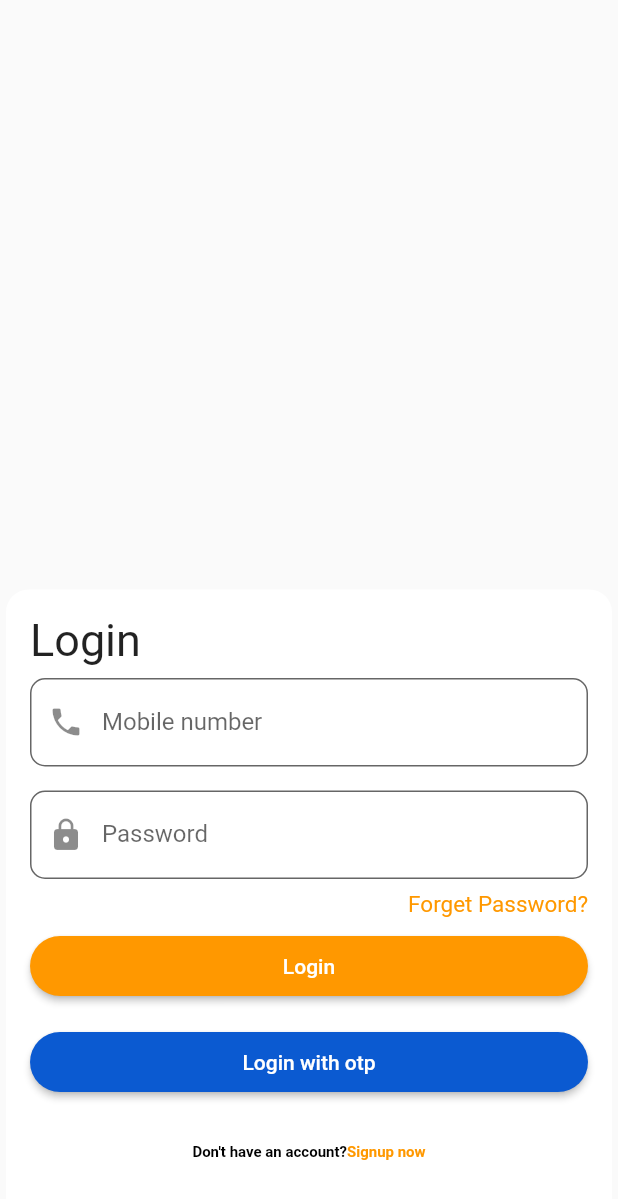
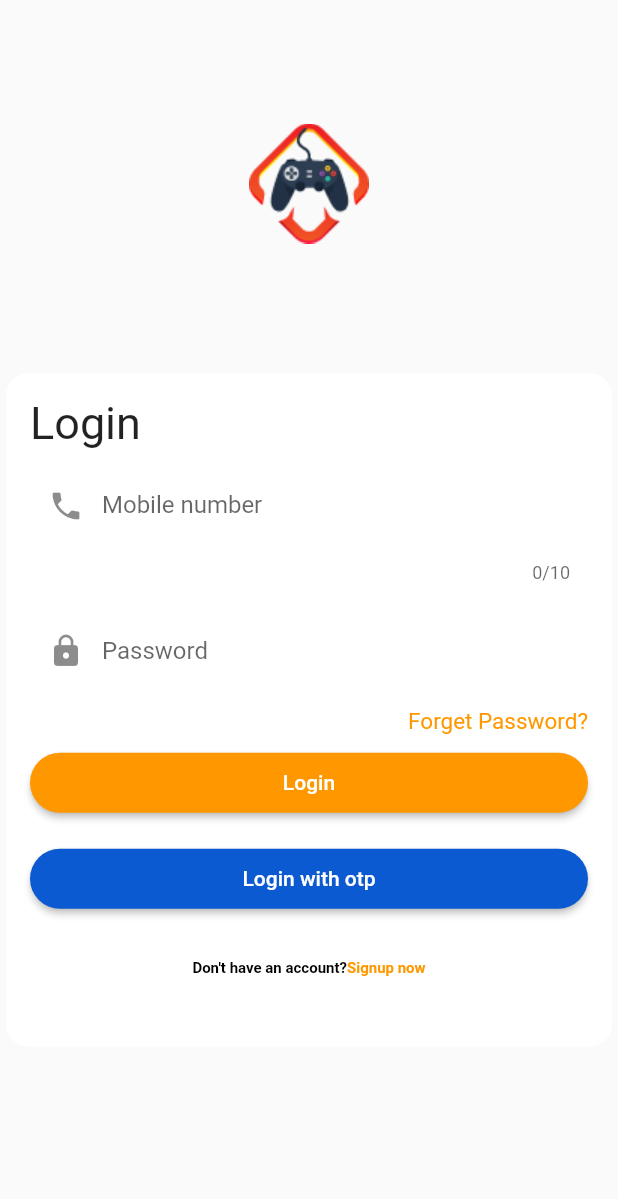
Before and after one commit to bsamal540/unibit, a Flutter app: the screen it shows after launch, on a phone screen of 412 x 824 dp. Shown: the top 1199 px of the screen. Run offline on Flutter 3.47's test engine with Material 2 defaults, Android fonts, the phone set to English and light mode, and no system bars.

Commit message:
Login Screen Fixed

```diff
--- a/lib/login.dart
+++ b/lib/login.dart
@@ -17,10 +17,21 @@ class _LoginScreenState extends State<LoginScreen> {
     return Scaffold(
       // appBar:  AppBar(),
 
-      body: Column(
+      body: SingleChildScrollView(
+        child: Column(
           mainAxisAlignment: MainAxisAlignment.end,
          // crossAxisAlignment: CrossAxisAlignment.center,
           children: [
+            Center(
+              child: Padding(
+                padding: EdgeInsets.symmetric(
+        vertical: MediaQuery.of(context).size.height * 0.1, // 10% of the screen height
+        horizontal: MediaQuery.of(context).size.width * 0.2, // 20% of the screen width
+    ),
+
+                child: Image.asset("assets/logo.png"),
+              ),
+            ),
             Container(
                 width: double.infinity,
 
@@ -47,28 +58,22 @@ class _LoginScreenState extends State<LoginScreen> {
                                   vertical: 8),
                               child: TextFormField(
                                 enabled: true,
-
                                 controller: mobileNumberController,
-                              decoration: const InputDecoration(
+                                decoration:  const InputDecoration(
+                                  border:InputBorder.none,
                                   prefixIcon: Icon(Icons.phone),
                                   labelText: "Mobile number",
                                   hintStyle: TextStyle(
-                                    // fontFamily: ,
                                       color: Colors.white,
                                       fontSize: 10),
                                   fillColor: Colors.white,
                                   filled: true,
-                                border: OutlineInputBorder(
-                                  borderRadius:
-                                      BorderRadius.all(Radius.circular(10)),
-                                  borderSide: BorderSide(
-                                      color: Colors.blueAccent, width: 0),
-                                ),
                                 ),
                                 // style: ,
                                 keyboardType: TextInputType.number,
+                                maxLength: 10,
                                 maxLengthEnforcement: MaxLengthEnforcement
-                                  .truncateAfterCompositionEnds,
+                                    .enforced,
                               ),
                             ),
                             // SizedBox(height: 8.0),
@@ -81,20 +86,16 @@ class _LoginScreenState extends State<LoginScreen> {
 
                                 controller: passwordController,
                                 decoration: const InputDecoration(
+                                border:InputBorder.none,
+
                                   prefixIcon: Icon(Icons.lock),
                                   labelText: "Password",
                                   hintStyle: TextStyle(
-                                    // fontFamily: ,
                                       color: Colors.white,
                                       fontSize: 10),
                                   fillColor: Colors.white,
                                   filled: true,
-                                border: OutlineInputBorder(
-                                  borderRadius:
-                                      BorderRadius.all(Radius.circular(10)),
-                                  borderSide: BorderSide(
-                                      color: Colors.blueAccent, width: 0),
-                                ),
+
                                 ),
                                 // style: ,
                                 keyboardType: TextInputType.number,
@@ -180,6 +181,7 @@ class _LoginScreenState extends State<LoginScreen> {
 
           ],
         ),
+      ),
     );
   }
 }
```
Also changed, not shown: pubspec.yaml (+5 -26 lines), assets/logo.png (added), assets/logo1.png (added). Lines whose indentation alone changed are shown as unchanged.
